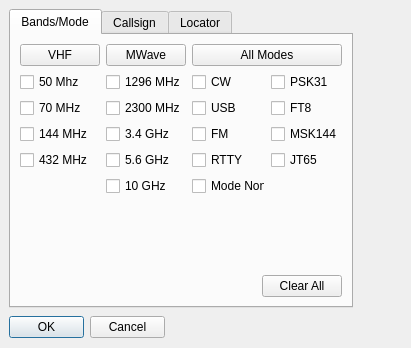
This is mqt/MqtLogger/clusterclientfilterdialog.ui in Rsclub22/Minos2-Mirror as Qt 5 draws it before an edit. The edited form follows.
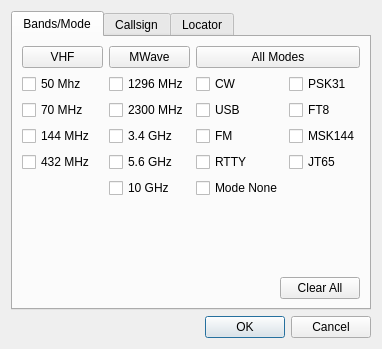
This is the edited form.

Diff of the .ui file:
```diff
--- a/mqt/MqtLogger/clusterclientfilterdialog.ui
+++ b/mqt/MqtLogger/clusterclientfilterdialog.ui
@@ -6,22 +6,16 @@
    <rect>
     <x>0</x>
     <y>0</y>
-    <width>411</width>
-    <height>348</height>
+    <width>367</width>
+    <height>349</height>
    </rect>
   </property>
   <property name="windowTitle">
    <string>Dialog</string>
   </property>
+  <layout class="QVBoxLayout" name="verticalLayout_7">
+   <item>
   <widget class="QTabWidget" name="ClusterClientFilterTab">
-   <property name="geometry">
-    <rect>
-     <x>9</x>
-     <y>9</y>
-     <width>344</width>
-     <height>299</height>
-    </rect>
-   </property>
    <property name="currentIndex">
     <number>0</number>
    </property>
@@ -423,15 +417,9 @@
     </layout>
    </widget>
   </widget>
+   </item>
+   <item>
   <widget class="QDialogButtonBox" name="buttonBox">
-   <property name="geometry">
-    <rect>
-     <x>9</x>
-     <y>316</y>
-     <width>156</width>
-     <height>23</height>
-    </rect>
-   </property>
    <property name="orientation">
     <enum>Qt::Horizontal</enum>
    </property>
@@ -439,6 +427,8 @@
     <set>QDialogButtonBox::Cancel|QDialogButtonBox::Ok</set>
    </property>
   </widget>
+   </item>
+  </layout>
  </widget>
  <resources/>
  <connections>
```
Lines whose indentation alone changed are shown as unchanged.
